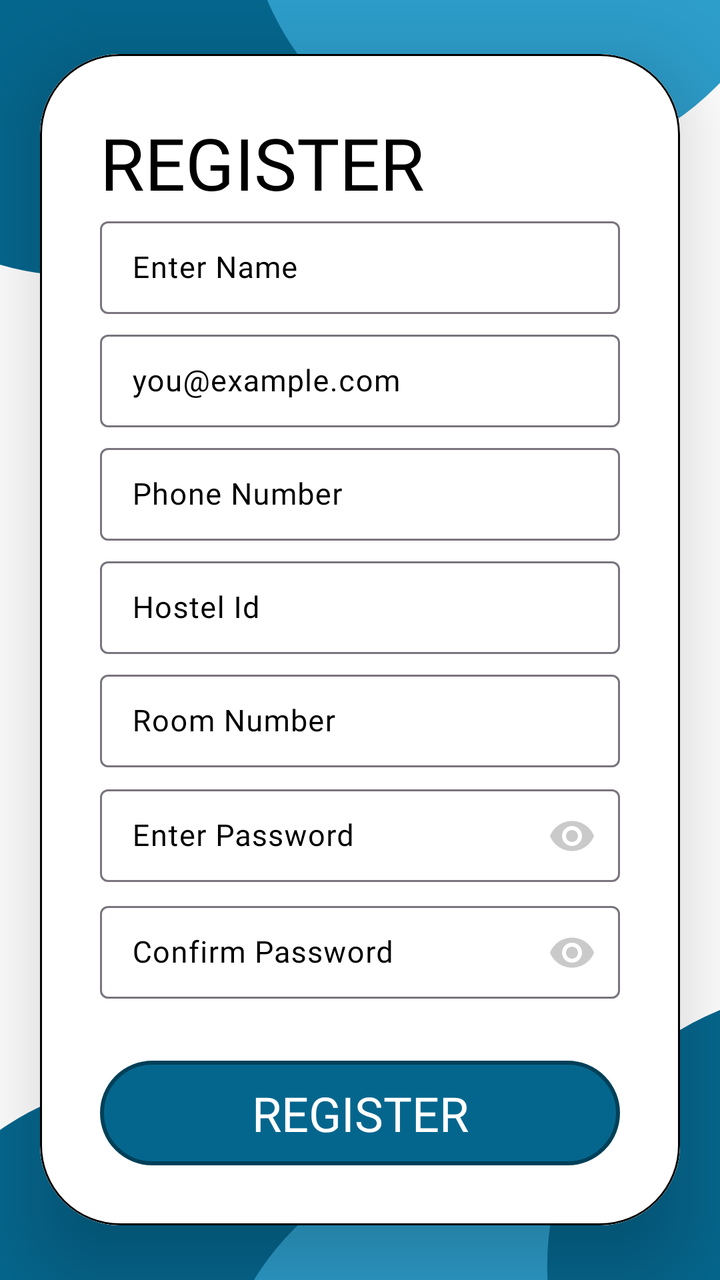
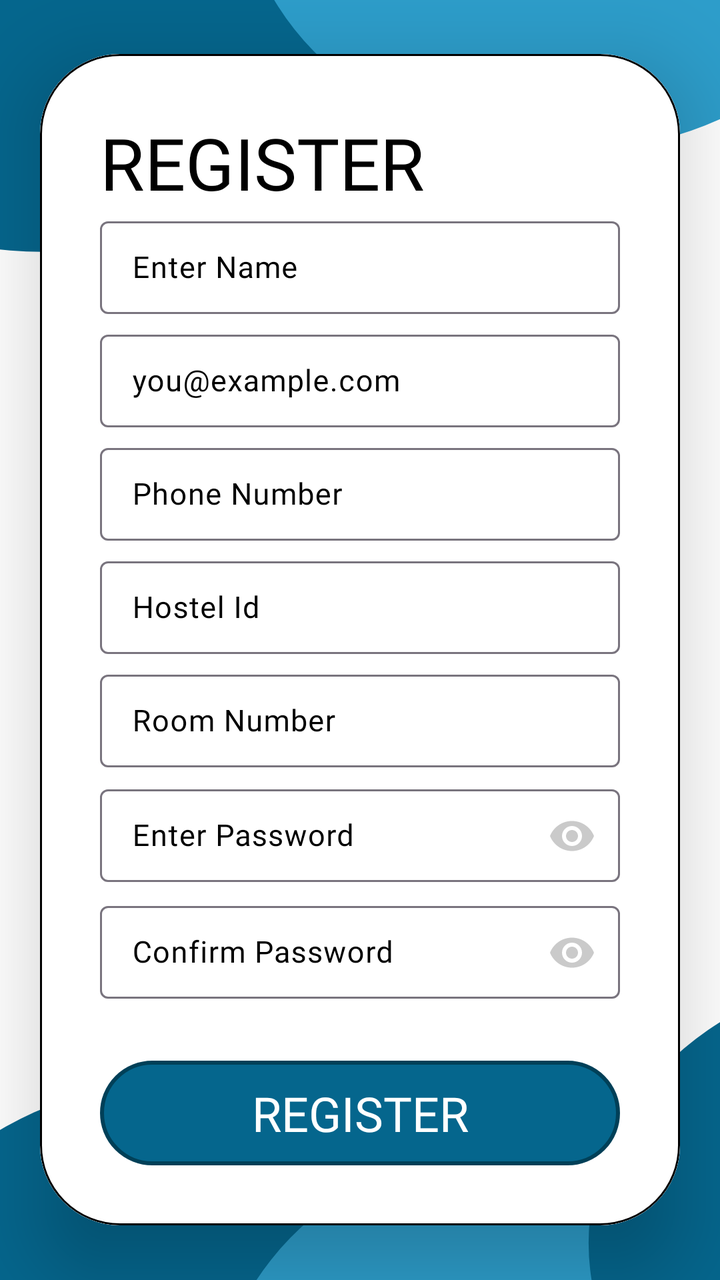

The first picture is an Android layout as it rendered before a commit; the second is the same layout after the commit. The layout source and the unified diff follow.
<!-- AndroidManifest.xml: application theme Theme.Hostelvault -->
<!-- res/layout/activity_signup.xml -->
<LinearLayout xmlns:android="http://schemas.android.com/apk/res/android"
    xmlns:app="http://schemas.android.com/apk/res-auto"
    xmlns:tools="http://schemas.android.com/tools"
    android:id="@+id/main"
    android:layout_width="match_parent"
    android:layout_height="match_parent"
    android:background="@drawable/smallactivity_bg"
    android:gravity="center"
    tools:context=".signupActivity">

    
    <com.google.android.material.card.MaterialCardView
        android:id="@+id/cardView"
        android:layout_width="match_parent"
        android:layout_height="wrap_content"
        android:layout_centerInParent="true"
        android:layout_marginLeft="20dp"
        android:layout_marginRight="20dp"
        app:strokeColor="@color/black"
        app:cardCornerRadius="40dp"
        app:cardElevation="24dp"
        tools:ignore="ObsoleteLayoutParam">


        <LinearLayout
            android:layout_width="match_parent"
            android:layout_height="match_parent"
            android:background="@drawable/edittextbg"
            android:gravity="start"
            android:orientation="vertical"
            android:padding="30dp">

            
            <TextView
                android:id="@+id/textView"
                android:layout_width="wrap_content"
                android:layout_height="wrap_content"
                android:fontFamily="@font/poppins_semibold"
                android:text="@string/register"
                android:textAllCaps="true"
                android:textColor="@color/black"
                android:textSize="36sp" />

            <com.google.android.material.textfield.TextInputLayout
                style="@style/Widget.Material3.TextInputLayout.OutlinedBox.Dense"
                android:layout_width="match_parent"
                android:layout_height="wrap_content"
                android:textColorHint="@color/black"
                app:endIconMode="clear_text">

                <com.google.android.material.textfield.TextInputEditText
                    android:id="@+id/et_name"
                    android:layout_width="match_parent"
                    android:layout_height="wrap_content"
                    android:autofillHints="username"
                    android:fontFamily="@font/poppins"
                    android:hint="@string/enter_name"
                    android:textColor="@color/black"
                    android:textColorHint="@color/grey"
                    android:textSize="15sp" />

            </com.google.android.material.textfield.TextInputLayout>

            
            <com.google.android.material.textfield.TextInputLayout
                style="@style/Widget.Material3.TextInputLayout.OutlinedBox.Dense"
                android:layout_width="match_parent"
                android:layout_height="wrap_content"
                android:layout_marginTop="5dp"
                android:textColorHint="@color/black"
                app:endIconMode="clear_text">

                <com.google.android.material.textfield.TextInputEditText
                    android:id="@+id/et_email"
                    android:layout_width="match_parent"
                    android:layout_height="wrap_content"
                    android:autofillHints="emailAddress"
                    android:fontFamily="@font/poppins"
                    android:hint="@string/you_example_com"
                    android:textColor="@color/black"
                    android:textColorHint="@color/grey"
                    android:textSize="15sp" />

            </com.google.android.material.textfield.TextInputLayout>


            
            <com.google.android.material.textfield.TextInputLayout
                style="@style/Widget.Material3.TextInputLayout.OutlinedBox.Dense"
                android:layout_width="match_parent"
                android:layout_height="wrap_content"
                android:layout_marginTop="5dp"
                android:textColorHint="@color/black"
                app:endIconMode="clear_text">

                <com.google.android.material.textfield.TextInputEditText
                    android:id="@+id/et_phn"
                    android:layout_width="match_parent"
                    android:layout_height="wrap_content"
                    android:autofillHints="phone"
                    android:inputType="phone"
                    android:fontFamily="@font/poppins"
                    android:hint="@string/phone_number"
                    android:textColor="@color/black"
                    android:textColorHint="@color/grey"
                    android:textSize="15sp" />

            </com.google.android.material.textfield.TextInputLayout>


            
            <com.google.android.material.textfield.TextInputLayout
                style="@style/Widget.Material3.TextInputLayout.OutlinedBox.Dense"
                android:layout_width="match_parent"
                android:layout_height="wrap_content"
                android:layout_marginTop="5dp"
                android:textColorHint="@color/black"
                app:endIconMode="clear_text">

                <com.google.android.material.textfield.TextInputEditText
                    android:id="@+id/et_hostel_id"
                    android:layout_width="match_parent"
                    android:layout_height="wrap_content"
                    android:fontFamily="@font/poppins"
                    android:hint="Hostel Id"
                    android:textColor="@color/black"
                    android:textColorHint="@color/grey"
                    android:textSize="15sp"
                    tools:ignore="HardcodedText" />

            </com.google.android.material.textfield.TextInputLayout>



            
            <com.google.android.material.textfield.TextInputLayout
                style="@style/Widget.Material3.TextInputLayout.OutlinedBox.Dense"
                android:layout_width="match_parent"
                android:layout_height="wrap_content"
                android:layout_marginTop="5dp"
                android:textColorHint="@color/black"
                app:endIconMode="clear_text">

                <com.google.android.material.textfield.TextInputEditText
                    android:id="@+id/et_room_num"
                    android:layout_width="match_parent"
                    android:layout_height="wrap_content"
                    android:fontFamily="@font/poppins"
                    android:inputType="number"
                    android:hint="Room Number"
                    android:textColor="@color/black"
                    android:textColorHint="@color/grey"
                    android:textSize="15sp"
                    tools:ignore="HardcodedText" />

            </com.google.android.material.textfield.TextInputLayout>


            
            <com.google.android.material.textfield.TextInputLayout
                style="@style/Widget.Material3.TextInputLayout.OutlinedBox.Dense"
                android:layout_width="match_parent"
                android:layout_height="wrap_content"
                android:layout_marginTop="5dp"
                android:textColorHint="@color/black"
                app:passwordToggleTint="#CACACA"
                app:passwordToggleEnabled="true">

                <com.google.android.material.textfield.TextInputEditText
                    android:id="@+id/et_passwrd"
                    android:layout_width="match_parent"
                    android:layout_height="wrap_content"
                    android:autofillHints="password"
                    android:fontFamily="@font/poppins"
                    android:hint="@string/enter_password"
                    android:inputType="textPassword"
                    android:textColor="@color/black"
                    android:textColorHint="@color/grey"
                    android:textSize="15sp" />

            </com.google.android.material.textfield.TextInputLayout>

            
            <com.google.android.material.textfield.TextInputLayout
                style="@style/Widget.Material3.TextInputLayout.OutlinedBox.Dense"
                android:layout_width="match_parent"
                android:layout_height="wrap_content"
                android:layout_marginTop="5dp"
                android:textColorHint="@color/black"
                app:passwordToggleTint="#CACACA"
                app:passwordToggleEnabled="true">

                <com.google.android.material.textfield.TextInputEditText
                    android:id="@+id/et_confpasswrd"
                    android:layout_width="match_parent"
                    android:layout_height="wrap_content"
                    android:autofillHints="password"
                    android:fontFamily="@font/poppins"
                    android:hint="@string/confirm_password"
                    android:inputType="textPassword"
                    android:textColor="@color/black"
                    android:textColorHint="@color/grey"
                    android:textSize="15sp" />

            </com.google.android.material.textfield.TextInputLayout>

            
            <com.google.android.material.button.MaterialButton
                android:id="@+id/signup_btn"
                style="@style/Theme.Hostelvault"
                android:layout_width="match_parent"
                android:layout_height="wrap_content"
                android:layout_marginTop="30dp"
                android:background="@drawable/btn_bg"
                android:fontFamily="@font/poppins_semibold"
                android:text="@string/register"
                android:textAllCaps="true"
                android:autoSizeMaxTextSize="28sp"
                android:autoSizeMinTextSize="12sp"
                android:autoSizeStepGranularity="1sp"
                android:autoSizeTextType="uniform"
                android:textColor="@color/white"
                android:textSize="24sp" />


        </LinearLayout>

    </com.google.android.material.card.MaterialCardView>

</LinearLayout>
<!-- resources referenced by this layout -->
<resources>
  <color name="black">#FF000000</color>
  <color name="grey">#3A393D</color>
  <color name="white">#FFFFFFFF</color>
  <!-- drawable btn_bg (drawable) -->
  <?xml version="1.0" encoding="utf-8"?>
  <shape xmlns:android="http://schemas.android.com/apk/res/android" android:shape="rectangle">
      <stroke
          android:color="#004058"
          android:width="2dp">
      </stroke>
      <corners
          android:radius="300dp">
      </corners>
      <solid
          android:color="@color/dark_teal">
      </solid>
  </shape>
  <!-- drawable edittextbg (drawable) -->
  <?xml version="1.0" encoding="utf-8"?>
  <layer-list xmlns:android="http://schemas.android.com/apk/res/android"
      android:shape="rectangle">
      <item>
          <shape >
              <corners
                  android:radius="24dp">
  
              </corners>
              <solid
                  android:color="@color/white">
              </solid>
          </shape>
      </item>
  </layer-list>
  <!-- drawable smallactivity_bg (drawable) -->
  <vector xmlns:android="http://schemas.android.com/apk/res/android"
      android:width="475dp"
      android:height="844dp"
      android:viewportWidth="475"
      android:viewportHeight="844">
    <path
        android:pathData="M0,0h475v844h-475z"
        android:fillColor="#CECECE"/>
    <group>
      <clip-path
          android:pathData="M0,0h475v844h-475z"/>
      <path
          android:pathData="M0,0h475v844h-475z"
          android:fillColor="#ffffff"/>
      <path
          android:pathData="M51.5,0.5m-181.5,0a181.5,181.5 0,1 1,363 0a181.5,181.5 0,1 1,-363 0"
          android:fillColor="#05668D"/>
      <path
          android:pathData="M343.5,-70.5m-181.5,0a181.5,181.5 0,1 1,363 0a181.5,181.5 0,1 1,-363 0"
          android:fillColor="#2D9DCA"/>
      <path
          android:pathData="M104.5,893.5m-181.5,0a181.5,181.5 0,1 1,363 0a181.5,181.5 0,1 1,-363 0"
          android:fillColor="#05668D"/>
      <path
          android:pathData="M322.5,938.5m-181.5,0a181.5,181.5 0,1 1,363 0a181.5,181.5 0,1 1,-363 0"
          android:fillColor="#2D9DCA"/>
      <path
          android:pathData="M542.5,834.5m-181.5,0a181.5,181.5 0,1 1,363 0a181.5,181.5 0,1 1,-363 0"
          android:fillColor="#05668D"/>
    </group>
  </vector>
  <string name="confirm_password">Confirm Password</string>
  <string name="enter_name">Enter Name</string>
  <string name="enter_password">Enter Password</string>
  <string name="phone_number">Phone Number</string>
  <string name="register">Register</string>
  <string name="you_example_com">you@example.com</string>
  <style name="Theme.Hostelvault" parent="Theme.Material3.DayNight.NoActionBar">
  
          <item name="android:statusBarColor">@color/bg_color</item>
          <item name="colorPrimary">@color/black</item>
          <item name="colorPrimaryVariant">@color/transparent</item>
          <item name="backgroundTint">@null</item>
          <item name="strokeColor">@null</item>
  
      </style>
  <color name="dark_teal">#05668D</color>
  <color name="bg_color">#1A1A24</color>
  <color name="transparent">#004F4FA5</color>
</resources>

<!-- the commit's change to res/layout/activity_signup.xml (unified diff, before → after) -->
@@ -4,7 +4,7 @@
     android:id="@+id/main"
     android:layout_width="match_parent"
     android:layout_height="match_parent"
-    android:background="@drawable/smallactivity_bg"
+    android:background="@drawable/lakalakalaka"
     android:gravity="center"
     tools:context=".signupActivity">
 
<!-- resource entries referenced after the edit -->
@@ -33,35 +33,35 @@
           </shape>
       </item>
   </layer-list>
-  <!-- drawable smallactivity_bg (drawable) -->
+  <!-- drawable lakalakalaka (drawable) -->
   <vector xmlns:android="http://schemas.android.com/apk/res/android"
-      android:width="475dp"
+      android:width="400dp"
       android:height="844dp"
-      android:viewportWidth="475"
+      android:viewportWidth="400"
       android:viewportHeight="844">
     <path
-        android:pathData="M0,0h475v844h-475z"
+        android:pathData="M0,0h400v844h-400z"
         android:fillColor="#CECECE"/>
     <group>
       <clip-path
-          android:pathData="M0,0h475v844h-475z"/>
+          android:pathData="M0,0h400v844h-400z"/>
       <path
-          android:pathData="M0,0h475v844h-475z"
+          android:pathData="M0,0h400v844h-400z"
           android:fillColor="#ffffff"/>
       <path
-          android:pathData="M51.5,0.5m-181.5,0a181.5,181.5 0,1 1,363 0a181.5,181.5 0,1 1,-363 0"
+          android:pathData="M23.5,-15.5m-181.5,0a181.5,181.5 0,1 1,363 0a181.5,181.5 0,1 1,-363 0"
           android:fillColor="#05668D"/>
       <path
-          android:pathData="M343.5,-70.5m-181.5,0a181.5,181.5 0,1 1,363 0a181.5,181.5 0,1 1,-363 0"
+          android:pathData="M314.5,-81.5m-181.5,0a181.5,181.5 0,1 1,363 0a181.5,181.5 0,1 1,-363 0"
           android:fillColor="#2D9DCA"/>
       <path
           android:pathData="M104.5,893.5m-181.5,0a181.5,181.5 0,1 1,363 0a181.5,181.5 0,1 1,-363 0"
           android:fillColor="#05668D"/>
       <path
-          android:pathData="M322.5,938.5m-181.5,0a181.5,181.5 0,1 1,363 0a181.5,181.5 0,1 1,-363 0"
+          android:pathData="M301.5,931.5m-181.5,0a181.5,181.5 0,1 1,363 0a181.5,181.5 0,1 1,-363 0"
           android:fillColor="#2D9DCA"/>
       <path
-          android:pathData="M542.5,834.5m-181.5,0a181.5,181.5 0,1 1,363 0a181.5,181.5 0,1 1,-363 0"
+          android:pathData="M508.5,819.5m-181.5,0a181.5,181.5 0,1 1,363 0a181.5,181.5 0,1 1,-363 0"
           android:fillColor="#05668D"/>
     </group>
   </vector>
